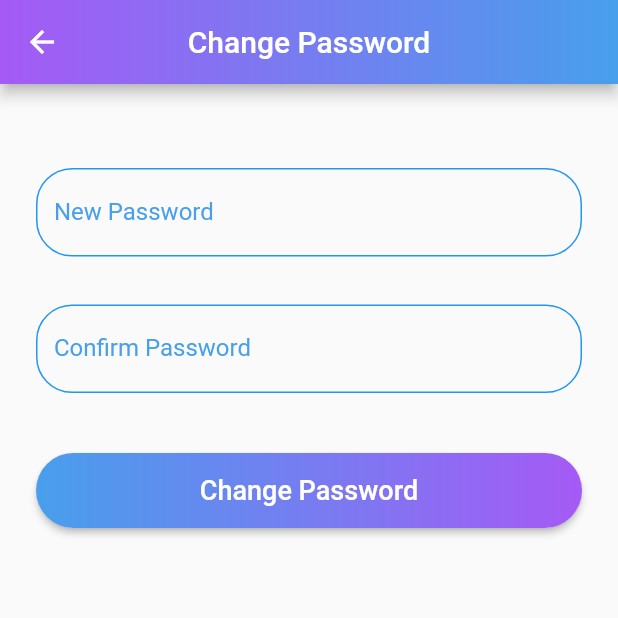
After one commit to Torres62/Socimee_App, a Flutter app: the AccountSettings screen opened by its route, after a tap on "Update Email", after a tap on "Change Password", on a phone screen of 412 x 824 dp, the top half of it. The commit adds this screen. Run offline on Flutter 3.47's test engine with Material 2 defaults, Android fonts, the phone set to English and light mode, and no system bars; our stand-ins replace flutter_tindercard.

Commit message:
Updating layout

```diff
--- a/Socimee_Fronted/lib/main.dart
+++ b/Socimee_Fronted/lib/main.dart
@@ -1,4 +1,5 @@
 import 'package:flutter/material.dart';
+import 'package:socimee/view/changePassword.dart';
 import 'package:socimee/view/home.dart';
 import 'package:socimee/view/profileConfiguration.dart';
 import 'package:socimee/view/profileDescription.dart';
@@ -27,7 +28,8 @@ class MyApp extends StatelessWidget {
         '/profileConfiguration': (context) => ProfileConfiguration(),
         '/userInfo': (context) => AccountSettings(),
         '/updateUser': (context) => UpdateUser(),
-        '/profilesList': (context) => SelectProfile()
+        '/profilesList': (context) => SelectProfile(),
+        '/changePassword': (context) => ChangePassword()
       },
       title: 'Socimee',
       theme: ThemeData(
--- /dev/null
+++ b/Socimee_Fronted/lib/view/changePassword.dart
@@ -0,0 +1,205 @@
+import 'package:flutter/material.dart';
+import 'package:socimee/controller/restApi.dart';
+import 'package:socimee/utils/ColorConverter.dart';
+
+class ChangePassword extends StatefulWidget{
+  @override
+  State<StatefulWidget> createState() => ChangePasswordState();
+}
+
+class ChangePasswordState extends State<ChangePassword>{
+  final formKey = GlobalKey<FormState>();
+
+  String idUser;
+  String _newPassword;
+  String _confirmedPassword;
+  Map<String, dynamic> body;
+
+  final String url = "http://192.168.0.178:8084/Socimee/socimee/user/changePassword";
+
+  void _validateAndSave(){
+    final form = formKey.currentState;
+    if (form.validate()){
+      form.save();
+      if(_newPassword == _confirmedPassword){
+        body = {"id": idUser, "password": _newPassword};
+
+        Future.delayed(Duration(seconds: 2), (){
+          HttpRequest().doPut(url, body).then((String id){
+            if(id != "false"){
+              _alertPasswordUpdated();
+            }
+          });
+        });
+      } else {
+
+      }
+    }
+  }
+
+  void _alertPasswordUpdated(){
+    Future.delayed(Duration(seconds: 1), (){
+      showDialog(
+        context: context,
+        barrierDismissible: false,
+        builder: (BuildContext context){
+          return AlertDialog(
+            title: Icon(
+              Icons.check_circle,
+              color: Colors.green,
+              size: 50,
+            ),
+            content: Text(
+              'Profile updated',
+              textAlign: TextAlign.center,
+              style: TextStyle(
+                color: Colors.white
+              ),
+            ),
+            backgroundColor: ColorConverter().backgroundFirstColor().withOpacity(0.6),
+            shape: RoundedRectangleBorder(
+              borderRadius: BorderRadius.circular(32)
+            ),
+            actions: <Widget>[
+              FlatButton(
+                onPressed: (){
+                  Navigator.pop(context);
+                },
+                child: Text(
+                  'Confirm',
+                  style: TextStyle(
+                    color: Colors.white
+                  ),
+                ),
+              )
+            ],
+          );
+        }
+      );
+    });
+  }
+
+  @override
+  Widget build(BuildContext context) {
+    idUser = ModalRoute.of(context).settings.arguments;
+
+    return Scaffold(
+      body: _buildChangePasswordLayout(),
+      appBar: _buildAppBar(),
+    );
+  }
+
+  Widget _buildChangePasswordLayout(){
+    return Container(
+      margin: EdgeInsets.all(24),
+      child: Form(
+        key: formKey,
+        child: Column(
+          crossAxisAlignment: CrossAxisAlignment.stretch,
+          children: <Widget>[
+            _buildFormField('New Password', 'New Password can\'t be empty'),
+            _buildFormField('Confirm Password', 'Confirm Password can\'t be empty'),
+            _buildChangePasswordButton(),
+          ],
+        ),
+      ),
+    );
+  }
+
+  Widget _buildFormField(String label, String error){
+    return Container(
+      margin: EdgeInsets.fromLTRB(0, 32, 0, 0),
+      child: TextFormField(
+        style: TextStyle(
+          color: Colors.black
+        ),
+        decoration: InputDecoration(
+          labelText: label,
+          labelStyle: TextStyle(
+            color: ColorConverter().backgroundFirstColor()
+          ),
+          focusedBorder: OutlineInputBorder(
+            borderRadius: BorderRadius.circular(24),
+            borderSide: BorderSide(
+              color: Colors.blue
+            ),
+          ),
+          enabledBorder: OutlineInputBorder(
+            borderRadius: BorderRadius.circular(24),
+            borderSide: BorderSide(
+              color: Colors.blue
+            ),
+          ),
+        ),
+        validator: (value) => value.isEmpty ? error : null,
+        onSaved: (value){
+          if (label == 'New Password'){
+            _newPassword = value;
+          }
+          else if (label == 'Confirm Password'){
+            _confirmedPassword = value;
+          }
+        },
+      ),
+    );
+  }
+
+  Widget _buildChangePasswordButton(){
+    return Container(
+      height: 50,
+      margin: EdgeInsets.fromLTRB(0, 40, 0, 0),
+      child: RaisedButton(
+        onPressed: (){
+          _validateAndSave();
+        },
+        padding: EdgeInsets.all(0),
+        shape: RoundedRectangleBorder(borderRadius: BorderRadius.circular(80)),
+        child: Ink(
+          decoration: BoxDecoration(
+            gradient: LinearGradient(
+              begin: Alignment.centerLeft,
+              end: Alignment.centerRight,
+              colors: [
+                ColorConverter().backgroundFirstColor(),
+                ColorConverter().backgroundSecondColor()
+              ],
+            ),
+            borderRadius: BorderRadius.circular(32)
+          ),
+          child: Container(
+            alignment: Alignment.center,
+            child: Text(
+              'Change Password',
+              style: TextStyle(
+                color: Colors.white,
+                fontSize: 18
+              ),
+            ),
+          ),
+        ),
+      ),
+    );
+  }
+
+
+  Widget _buildAppBar(){
+    return AppBar(
+      title: Text(
+        'Change Password',
+      ),
+      centerTitle: true,
+      flexibleSpace: Container(
+        decoration: BoxDecoration(
+          gradient: LinearGradient(
+            begin: Alignment.topLeft,
+            end: Alignment.topRight,
+            colors: [
+              ColorConverter().backgroundSecondColor(),
+              ColorConverter().backgroundFirstColor()
+            ]
+          ),
+        ),
+      ),
+    );
+  }
+}
--- a/Socimee_Fronted/lib/view/signup.dart
+++ b/Socimee_Fronted/lib/view/signup.dart
@@ -28,7 +28,7 @@ class SignUpState extends State<SignUp>{
 
      Future.delayed(Duration(seconds: 2), (){
        HttpRequest().doCreate(url, body).then((String idUser){
-         if(idUser.isNotEmpty){
+         if(idUser != "false"){
            Navigator.of(context).pushNamed('/profileRegister', arguments: idUser);
          } else{
            _returnToSignUp();
--- a/Socimee_Fronted/lib/view/userInfo.dart
+++ b/Socimee_Fronted/lib/view/userInfo.dart
@@ -15,6 +15,7 @@ class AccountSettingsState extends State<AccountSettings>{
   Map<String, dynamic> body;
 
   final String url = "http://192.168.0.178:8084/Socimee/socimee/user/updateEmail";
+  String deleteUrl = "http://192.168.0.178:8084/Socimee/socimee/user/delete/";
 
   final formKey = GlobalKey<FormState>();
 
@@ -121,8 +122,9 @@ class AccountSettingsState extends State<AccountSettings>{
           crossAxisAlignment: CrossAxisAlignment.stretch,
           children: <Widget>[
             _buildFormField('Email', 'Email can\'t be empty'),
+            _buildUpdateButton(),
             _buildChangePasswordButton(),
-            _buildUpdateButton(),
+            _buildDeleteButton(),
           ],
         ),
       ),
@@ -140,7 +142,7 @@ class AccountSettingsState extends State<AccountSettings>{
           fillColor: Colors.blue,
           labelText: label,
           enabledBorder: OutlineInputBorder(
-            borderRadius: BorderRadius.circular(16),
+            borderRadius: BorderRadius.circular(24),
             borderSide: BorderSide(
               color: Colors.blue
             ),
@@ -162,13 +164,50 @@ class AccountSettingsState extends State<AccountSettings>{
     );
   }
 
+  Widget _buildUpdateButton(){
+    return Container(
+      height: 50,
+      margin: EdgeInsets.fromLTRB(0, 32, 0, 0),
+      child: RaisedButton(
+        onPressed: (){
+          _validateAndSave();
+        },
+        padding: EdgeInsets.all(0),
+        shape: RoundedRectangleBorder(borderRadius: BorderRadius.circular(80)),
+        child: Ink(
+          decoration: BoxDecoration(
+            gradient: LinearGradient(
+              begin: Alignment.centerLeft,
+              end: Alignment.centerRight,
+              colors: [
+                ColorConverter().backgroundFirstColor(),
+                ColorConverter().backgroundSecondColor()
+              ],
+            ),
+            borderRadius: BorderRadius.circular(32)
+          ),
+          child: Container(
+            alignment: Alignment.center,
+            child: Text(
+              'Update Email',
+              style: TextStyle(
+                color: Colors.white,
+                fontSize: 18
+              ),
+            ),
+          ),
+        ),
+      ),
+    );
+  }
+
   Widget _buildChangePasswordButton(){
     return Container(
       height: 50,
       margin: EdgeInsets.fromLTRB(0, 32, 0, 0),
       child: RaisedButton(
         onPressed: (){
-          Navigator.of(context).pushNamed('/changePassword');
+          Navigator.of(context).pushNamed('/changePassword', arguments: idUser);
         },
         padding: EdgeInsets.all(0),
         shape: RoundedRectangleBorder(borderRadius: BorderRadius.circular(80)),
@@ -199,13 +238,13 @@ class AccountSettingsState extends State<AccountSettings>{
     );
   }
 
-  Widget _buildUpdateButton(){
+  Widget _buildDeleteButton(){
     return Container(
       height: 50,
       margin: EdgeInsets.fromLTRB(0, 32, 0, 0),
       child: RaisedButton(
         onPressed: (){
-          _validateAndSave();
+          _alertAccountDeleted();
         },
         padding: EdgeInsets.all(0),
         shape: RoundedRectangleBorder(borderRadius: BorderRadius.circular(80)),
@@ -215,8 +254,8 @@ class AccountSettingsState extends State<AccountSettings>{
               begin: Alignment.centerLeft,
               end: Alignment.centerRight,
               colors: [
-                ColorConverter().backgroundFirstColor(),
-                ColorConverter().backgroundSecondColor()
+                Colors.red,
+                Colors.red
               ],
             ),
             borderRadius: BorderRadius.circular(32)
@@ -224,7 +263,7 @@ class AccountSettingsState extends State<AccountSettings>{
           child: Container(
             alignment: Alignment.center,
             child: Text(
-              'Update Account',
+              'Delete Account',
               style: TextStyle(
                 color: Colors.white,
                 fontSize: 18
@@ -236,4 +275,62 @@ class AccountSettingsState extends State<AccountSettings>{
     );
   }
 
+  void _alertAccountDeleted(){
+    Future.delayed(Duration(seconds: 1), (){
+      showDialog(
+        context: context,
+        barrierDismissible: false,
+        builder: (BuildContext context){
+          return AlertDialog(
+            content: Text(
+              'Are you sure you want do delete account?',
+              textAlign: TextAlign.center,
+              style: TextStyle(
+                color: Colors.white
+              ),
+            ),
+            backgroundColor: ColorConverter().backgroundFirstColor().withOpacity(0.6),
+            shape: RoundedRectangleBorder(
+              borderRadius: BorderRadius.circular(32)
+            ),
+            actions: <Widget>[
+              FlatButton(
+                onPressed: (){
+                  Navigator.pop(context);
+                },
+                child: Text(
+                  'Cancel',
+                  style: TextStyle(
+                    color: Colors.white
+                  ),
+                )
+              ),
+              FlatButton(
+                onPressed: (){
+                  _deleteAccount();
+                },
+                child: Text(
+                  'Confirm',
+                  style: TextStyle(
+                    color: Colors.white
+                  ),
+                ),
+              ),
+            ],
+          );
+        }
+      );
+    });
+  }
+
+  void _deleteAccount(){
+    deleteUrl = deleteUrl + idUser;
+    print(deleteUrl);
+    HttpRequest().doDelete(deleteUrl).then((String id){
+      if(id != "false"){
+        Navigator.of(context).pushNamed('/signHome');
+      }
+    });
+  }
+
 }
```
Also changed, not shown: Socimee_Fronted/lib/view/profileList.dart (+22 -0 lines), Socimee_Fronted/lib/model/profile.dart (added), 7 other files.
